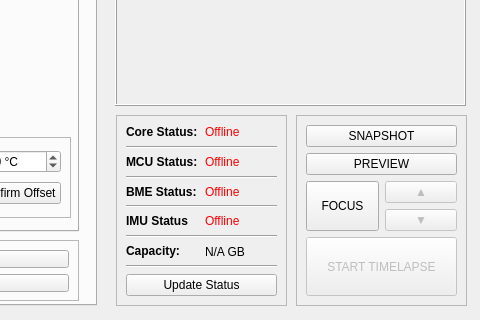
CoCl-Jerry/SciSpin_Max_Dev, file _ui/Clinostat.ui: the form before one commit; both pictures show x 544 to 1024 and y 255 to 575 of the 1024 by 575 pixel window.
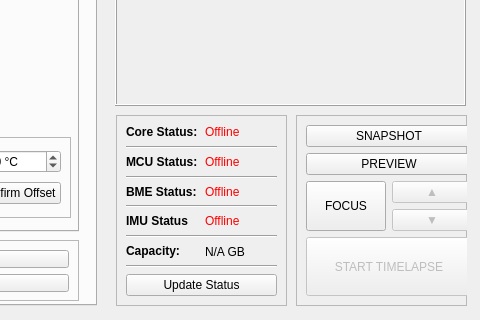
The form after the commit. The open tabs and pages were chosen to show the change. Icons and pictures are not drawn. Custom widgets are drawn as their Qt base class.

Patch:
```diff
--- a/_ui/Clinostat.ui
+++ b/_ui/Clinostat.ui
@@ -1935,7 +1935,7 @@
       <rect>
        <x>10</x>
        <y>10</y>
-       <width>151</width>
+       <width>166</width>
        <height>171</height>
       </rect>
      </property>
```
Left out of the diff: 2 changed lines with no effect on the pictures.
